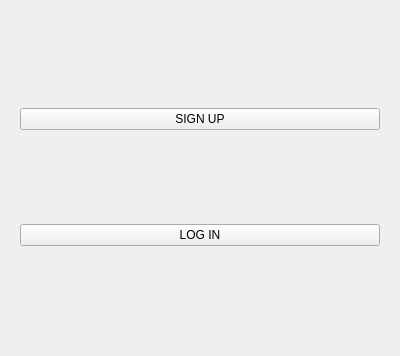
Before: the Qt Designer form mainwidget.ui in cakicjelena/DesktopTaskManager, drawn with Qt 5.
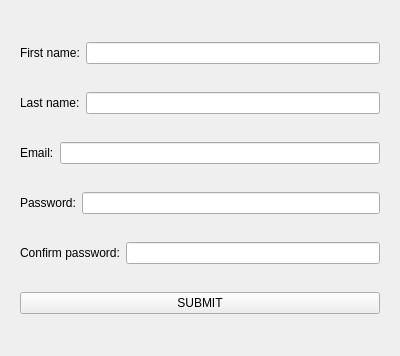
After: the same form once the commit is applied. The open tabs and pages were chosen to show the change.

```diff
--- a/mainwidget.ui
+++ b/mainwidget.ui
@@ -339,6 +339,87 @@
        </item>
       </layout>
      </widget>
+     <widget class="QWidget" name="editprofile">
+      <layout class="QVBoxLayout" name="verticalLayout_7">
+       <item>
+        <layout class="QHBoxLayout" name="horizontalLayout_11">
+         <item>
+          <widget class="QLabel" name="m_first_name_label_2">
+           <property name="text">
+            <string>First name:</string>
+           </property>
+          </widget>
+         </item>
+         <item>
+          <widget class="QLineEdit" name="m_editfirstnamelineedit"/>
+         </item>
+        </layout>
+       </item>
+       <item>
+        <layout class="QHBoxLayout" name="horizontalLayout_12">
+         <item>
+          <widget class="QLabel" name="m_last_name_label_2">
+           <property name="text">
+            <string>Last name:</string>
+           </property>
+          </widget>
+         </item>
+         <item>
+          <widget class="QLineEdit" name="m_editlastnamelineedit"/>
+         </item>
+        </layout>
+       </item>
+       <item>
+        <layout class="QHBoxLayout" name="horizontalLayout_13">
+         <item>
+          <widget class="QLabel" name="m_email_label_2">
+           <property name="text">
+            <string>Email:</string>
+           </property>
+          </widget>
+         </item>
+         <item>
+          <widget class="QLineEdit" name="m_editemaillineedit"/>
+         </item>
+        </layout>
+       </item>
+       <item>
+        <layout class="QHBoxLayout" name="horizontalLayout_14">
+         <item>
+          <widget class="QLabel" name="m_passwordlabel">
+           <property name="text">
+            <string>Password:</string>
+           </property>
+          </widget>
+         </item>
+         <item>
+          <widget class="QLineEdit" name="m_editpasswordlineedit"/>
+         </item>
+        </layout>
+       </item>
+       <item>
+        <layout class="QHBoxLayout" name="horizontalLayout_15">
+         <item>
+          <widget class="QLabel" name="m_passwordconfirmlabel">
+           <property name="text">
+            <string>Confirm password:</string>
+           </property>
+          </widget>
+         </item>
+         <item>
+          <widget class="QLineEdit" name="m_editpasswordconfirmlineedit"/>
+         </item>
+        </layout>
+       </item>
+       <item>
+        <widget class="QPushButton" name="m_submitbutton">
+         <property name="text">
+          <string>SUBMIT</string>
+         </property>
+        </widget>
+       </item>
+      </layout>
+     </widget>
     </widget>
    </item>
   </layout>
```
